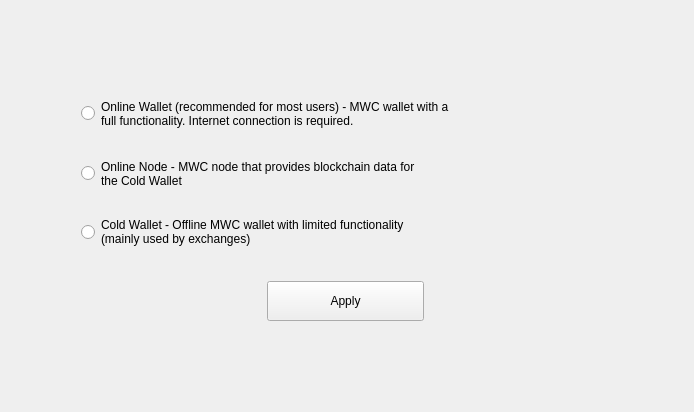
The window that windows/y_selectmode.ui (0xkobe/mwc-wallet) describes before a commit, drawn with Qt 5.
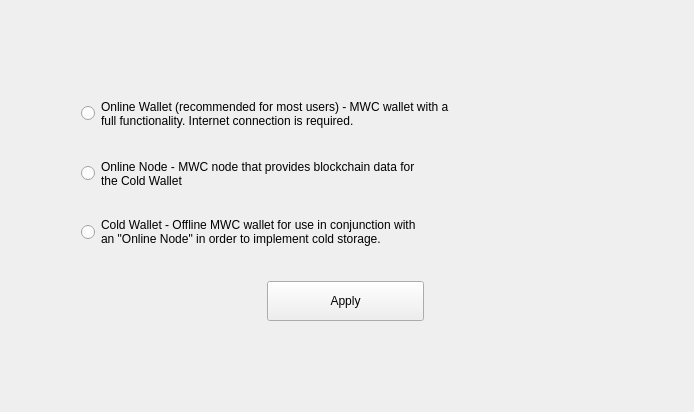
The same window after the commit. Custom widgets are drawn as their Qt base class.

The edit to the form file:
```diff
--- a/windows/y_selectmode.ui
+++ b/windows/y_selectmode.ui
@@ -92,8 +92,8 @@
          <enum>Qt::StrongFocus</enum>
         </property>
         <property name="text">
-         <string>Cold Wallet - Offline MWC wallet with limited functionality
-(mainly used by exchanges)</string>
+         <string>Cold Wallet - Offline MWC wallet for use in conjunction with
+an &quot;Online Node&quot; in order to implement cold storage.</string>
         </property>
        </widget>
        <widget class="QRadioButton" name="radioOnlineNode">
```
